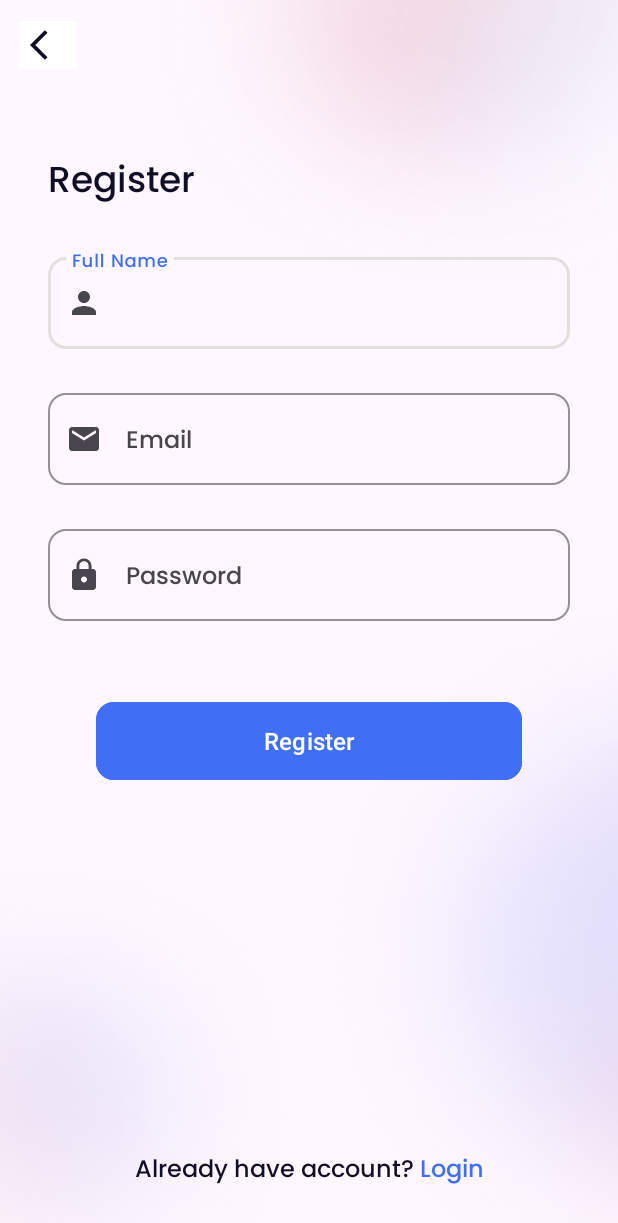
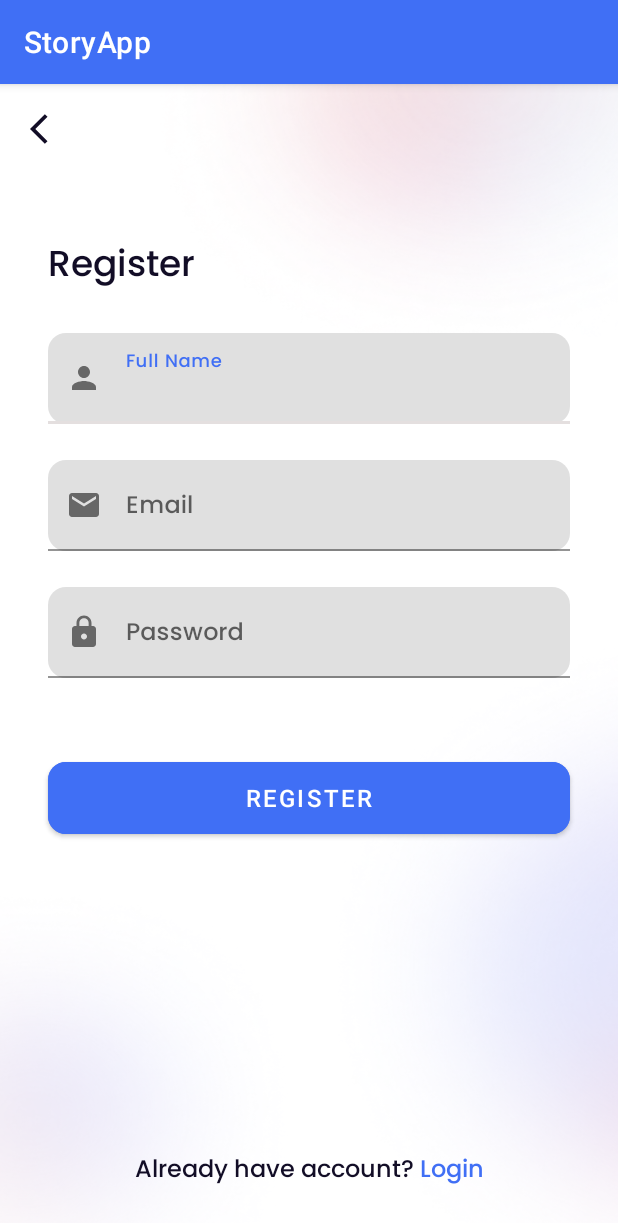
Before and after one commit to wildanfatah22/StoryAppSubmission1, an Android app: the RegisterActivity screen opened directly, with no data from a screen before it, on a phone screen of 412 x 824 dp. Shown: the top 1223 px of the screen. Run offline under Robolectric (Android 15) with nearby library versions, the phone set to English and light mode, and no system bars.

```diff
--- a/app/src/main/java/com/example/storyapp/customview/CustomPasswordEditText.kt
+++ b/app/src/main/java/com/example/storyapp/customview/CustomPasswordEditText.kt
@@ -6,7 +6,6 @@ import android.text.TextWatcher
 import android.util.AttributeSet
 import com.example.storyapp.R
 import com.google.android.material.textfield.TextInputEditText
-import com.google.android.material.textfield.TextInputLayout
 
 class CustomPasswordEditText: TextInputEditText {
     var isPasswordValid: Boolean = false
--- a/app/src/main/java/com/example/storyapp/data/api/ApiService.kt
+++ b/app/src/main/java/com/example/storyapp/data/api/ApiService.kt
@@ -8,7 +8,6 @@ import com.example.storyapp.data.response.StoryResponse
 import okhttp3.MultipartBody
 import okhttp3.RequestBody
 import retrofit2.Call
-import retrofit2.Response
 import retrofit2.http.Body
 import retrofit2.http.GET
 import retrofit2.http.Header
--- a/app/src/main/java/com/example/storyapp/data/repository/Result.kt
+++ /dev/null
@@ -1,6 +0,0 @@
-package com.example.storyapp.data.repository
-
-sealed class Result<out T : Any> {
-    data class Success<out T : Any>(val data: T) : Result<T>()
-    data class Error(val error: String) : Result<Nothing>()
-}
--- a/app/src/main/java/com/example/storyapp/view/AddStoryActivity.kt
+++ b/app/src/main/java/com/example/storyapp/view/AddStoryActivity.kt
@@ -57,7 +57,7 @@ class AddStoryActivity : AppCompatActivity() {
         setContentView(binding.root)
         buttonClicked()
 
-        setSupportActionBar(binding.toolbar)
+        supportActionBar?.title = resources.getString(R.string.post_user)
         supportActionBar?.setDisplayHomeAsUpEnabled(true)
 
         val preferences = UserPreferences.getInstance(dataStore)
--- a/app/src/main/java/com/example/storyapp/view/DetailStoryActivity.kt
+++ b/app/src/main/java/com/example/storyapp/view/DetailStoryActivity.kt
@@ -3,14 +3,11 @@ package com.example.storyapp.view
 import androidx.appcompat.app.AppCompatActivity
 import android.os.Bundle
 import android.view.MenuItem
-import android.widget.ImageView
-import android.widget.TextView
 import com.bumptech.glide.Glide
 import com.example.storyapp.R
 import com.example.storyapp.data.adapter.StoryAdapter
 import com.example.storyapp.data.response.DetailStory
 import com.example.storyapp.databinding.ActivityDetailStoryBinding
-import com.google.android.material.appbar.AppBarLayout
 
 class DetailStoryActivity : AppCompatActivity() {
 
@@ -24,7 +21,7 @@ class DetailStoryActivity : AppCompatActivity() {
 
         val story = intent.getParcelableExtra<DetailStory>(KEY_DATA) as DetailStory
         setStory(story)
-        setSupportActionBar(binding.toolbar)
+        supportActionBar?.title = getString(R.string.detail_title, story.name)
         supportActionBar?.setDisplayHomeAsUpEnabled(true)
     }
 
--- a/app/src/main/java/com/example/storyapp/view/LoginActivity.kt
+++ b/app/src/main/java/com/example/storyapp/view/LoginActivity.kt
@@ -6,8 +6,6 @@ import android.content.Context
 import android.content.Intent
 import androidx.appcompat.app.AppCompatActivity
 import android.os.Bundle
-import android.text.method.HideReturnsTransformationMethod
-import android.text.method.PasswordTransformationMethod
 import android.view.View
 import android.widget.Toast
 import androidx.datastore.core.DataStore
--- a/app/src/main/java/com/example/storyapp/view/MainActivity.kt
+++ b/app/src/main/java/com/example/storyapp/view/MainActivity.kt
@@ -35,7 +35,7 @@ class MainActivity : AppCompatActivity() {
         super.onCreate(savedInstanceState)
         binding = ActivityMainBinding.inflate(layoutInflater)
         setContentView(binding.root)
-        setSupportActionBar(binding.toolbar)
+        supportActionBar?.title = resources.getString(R.string.app_name)
         setUpUI()
 
     }
--- a/app/src/main/res/layout/activity_register.xml
+++ b/app/src/main/res/layout/activity_register.xml
@@ -4,58 +4,59 @@
     xmlns:tools="http://schemas.android.com/tools"
     android:layout_width="match_parent"
     android:layout_height="match_parent"
-    tools:context=".view.RegisterActivity"
-    android:background="@drawable/bg">
+    android:background="@drawable/bg"
+    tools:context=".view.RegisterActivity">
 
     <ImageButton
         android:id="@+id/btn_back"
         android:layout_width="wrap_content"
         android:layout_height="wrap_content"
+        android:layout_marginStart="8dp"
+        android:layout_marginTop="8dp"
+        android:backgroundTint="@color/white"
+        android:src="@drawable/ic_back"
         app:layout_constraintStart_toStartOf="parent"
-        app:layout_constraintTop_toTopOf="parent"
-        android:src="@drawable/ic_back"
-        android:backgroundTint="@color/white"
-        android:layout_marginStart="8dp"
-        android:layout_marginTop="8dp"/>
+        app:layout_constraintTop_toTopOf="parent" />
 
-    <LinearLayout
-        android:layout_width="match_parent"
-        android:layout_height="wrap_content"
-        app:layout_constraintStart_toStartOf="parent"
-        app:layout_constraintEnd_toEndOf="parent"
-        app:layout_constraintTop_toBottomOf="@id/btn_back"
-        android:layout_marginTop="50dp"
-        android:layout_marginHorizontal="32dp"
-        android:orientation="vertical">
+
     <TextView
-            android:id="@+id/tv_login"
+        android:id="@+id/tv_register"
         android:layout_width="wrap_content"
         android:layout_height="wrap_content"
+        android:layout_marginHorizontal="32dp"
+        android:layout_marginTop="50dp"
+        android:fontFamily="@font/poppins_medium"
+        android:text="@string/register"
+        android:textColor="@color/purple_black"
+        android:textSize="24sp"
         app:layout_constraintStart_toStartOf="parent"
-            android:text="@string/register"
-            android:textSize="24sp"
-            android:fontFamily="@font/poppins_medium"
-            android:textColor="@color/purple_black"/>
+        app:layout_constraintTop_toBottomOf="@id/btn_back" />
 
     <com.google.android.material.textfield.TextInputLayout
         android:id="@+id/edt_name"
         android:layout_width="match_parent"
         android:layout_height="wrap_content"
         android:layout_marginTop="24dp"
+        android:layout_marginHorizontal="32dp"
+        app:boxCornerRadiusBottomEnd="12dp"
+        app:boxCornerRadiusBottomStart="12dp"
+        app:boxCornerRadiusTopEnd="12dp"
         app:boxCornerRadiusTopStart="12dp"
-            app:boxCornerRadiusTopEnd="12dp"
-            app:boxCornerRadiusBottomStart="12dp"
-            app:boxCornerRadiusBottomEnd="12dp"
         app:boxStrokeColor="@color/light_gray"
+        app:layout_constraintEnd_toEndOf="@id/tv_register"
+        app:layout_constraintStart_toStartOf="@id/tv_register"
+        app:layout_constraintTop_toBottomOf="@id/tv_register"
+
         app:startIconDrawable="@drawable/ic_person">
+
         <com.example.storyapp.customview.CustomNameEditText
             android:id="@+id/edt_inputname"
+            style="@style/authTextBox"
             android:layout_width="match_parent"
             android:layout_height="wrap_content"
-                style="@style/authTextBox"
+            android:hint="@string/name"
             android:inputType="textPersonName"
-                android:hint="@string/name"
-                android:textColorHint="@color/light_gray"/>
+            android:textColorHint="@color/light_gray" />
     </com.google.android.material.textfield.TextInputLayout>
 
 
@@ -64,20 +65,25 @@
         android:layout_width="match_parent"
         android:layout_height="wrap_content"
         android:layout_marginTop="24dp"
+        android:layout_marginHorizontal="32dp"
+        app:boxCornerRadiusBottomEnd="12dp"
+        app:boxCornerRadiusBottomStart="12dp"
+        app:boxCornerRadiusTopEnd="12dp"
         app:boxCornerRadiusTopStart="12dp"
-            app:boxCornerRadiusTopEnd="12dp"
-            app:boxCornerRadiusBottomStart="12dp"
-            app:boxCornerRadiusBottomEnd="12dp"
         app:boxStrokeColor="@color/light_gray"
+        app:layout_constraintEnd_toEndOf="@id/edt_name"
+        app:layout_constraintStart_toStartOf="@id/edt_name"
+        app:layout_constraintTop_toBottomOf="@id/edt_name"
         app:startIconDrawable="@drawable/ic_email">
+
         <com.example.storyapp.customview.CustomEmailEditText
             android:id="@+id/edt_inputemail"
+            style="@style/authTextBox"
             android:layout_width="match_parent"
             android:layout_height="wrap_content"
-                style="@style/authTextBox"
+            android:hint="@string/email"
             android:inputType="textEmailAddress"
-                android:hint="@string/email"
-                android:textColorHint="@color/light_gray"/>
+            android:textColorHint="@color/light_gray" />
     </com.google.android.material.textfield.TextInputLayout>
 
     <com.google.android.material.textfield.TextInputLayout
@@ -85,61 +91,70 @@
         android:layout_width="match_parent"
         android:layout_height="wrap_content"
         android:layout_marginTop="24dp"
+        android:layout_marginHorizontal="32dp"
+
+        app:boxCornerRadiusBottomEnd="12dp"
+        app:boxCornerRadiusBottomStart="12dp"
+        app:boxCornerRadiusTopEnd="12dp"
         app:boxCornerRadiusTopStart="12dp"
-            app:boxCornerRadiusTopEnd="12dp"
-            app:boxCornerRadiusBottomStart="12dp"
-            app:boxCornerRadiusBottomEnd="12dp"
         app:boxStrokeColor="@color/light_gray"
+        app:layout_constraintEnd_toEndOf="@id/edt_email"
+        app:layout_constraintStart_toStartOf="@id/edt_email"
+        app:layout_constraintTop_toBottomOf="@id/edt_email"
         app:startIconDrawable="@drawable/ic_password">
+
         <com.example.storyapp.customview.CustomPasswordEditText
             android:id="@+id/edt_inputpassword"
+            style="@style/authTextBox"
             android:layout_width="match_parent"
             android:layout_height="wrap_content"
-                style="@style/authTextBox"
+            android:hint="@string/password"
             android:inputType="textPassword"
-                android:hint="@string/password"
-                android:textColorHint="@color/light_gray"/>
+            android:textColorHint="@color/light_gray" />
     </com.google.android.material.textfield.TextInputLayout>
 
     <com.google.android.material.button.MaterialButton
         android:id="@+id/btn_register"
         android:layout_width="match_parent"
         android:layout_height="60dp"
+        android:layout_marginHorizontal="32dp"
         android:layout_marginTop="50dp"
-            android:layout_marginHorizontal="32dp"
+        android:backgroundTint="@color/blue"
         android:text="@string/register"
         android:textSize="16sp"
-            android:backgroundTint="@color/blue"
-            app:cornerRadius="12dp" />
-    </LinearLayout>
+        app:cornerRadius="12dp"
+        app:layout_constraintStart_toStartOf="@id/edt_password"
+        app:layout_constraintEnd_toEndOf="@id/edt_password"
+        app:layout_constraintTop_toBottomOf="@id/edt_password" />
+
 
     <TextView
         android:id="@+id/have_acc"
         android:layout_width="wrap_content"
         android:layout_height="wrap_content"
-        app:layout_constraintEnd_toStartOf="@id/go_login"
-        app:layout_constraintStart_toStartOf="parent"
-        app:layout_constraintBottom_toBottomOf="parent"
-        android:text="@string/have_account"
         android:layout_marginEnd="4dp"
         android:layout_marginBottom="30dp"
         android:fontFamily="@font/poppins_medium"
+        android:text="@string/have_account"
+        android:textColor="@color/purple_black"
         android:textSize="16sp"
-        android:textColor="@color/purple_black"
-        app:layout_constraintHorizontal_chainStyle="packed"/>
+        app:layout_constraintBottom_toBottomOf="parent"
+        app:layout_constraintEnd_toStartOf="@id/go_login"
+        app:layout_constraintHorizontal_chainStyle="packed"
+        app:layout_constraintStart_toStartOf="parent" />
 
     <TextView
         android:id="@+id/go_login"
         android:layout_width="wrap_content"
         android:layout_height="wrap_content"
-        app:layout_constraintEnd_toEndOf="parent"
-        app:layout_constraintStart_toEndOf="@id/have_acc"
-        app:layout_constraintBottom_toBottomOf="parent"
         android:layout_marginBottom="30dp"
         android:fontFamily="@font/poppins_medium"
+        android:text="@string/login"
+        android:textColor="@color/blue"
         android:textSize="16sp"
-        android:textColor="@color/blue"
-        android:text="@string/login"/>
+        app:layout_constraintBottom_toBottomOf="parent"
+        app:layout_constraintEnd_toEndOf="parent"
+        app:layout_constraintStart_toEndOf="@id/have_acc" />
 
     <ProgressBar
         android:id="@+id/progressBar"
@@ -152,5 +167,4 @@
         app:layout_constraintStart_toStartOf="parent"
         app:layout_constraintTop_toTopOf="parent" />
 
-
 </androidx.constraintlayout.widget.ConstraintLayout>
--- a/app/src/main/res/layout/item_story.xml
+++ b/app/src/main/res/layout/item_story.xml
@@ -19,7 +19,7 @@
             app:layout_constraintTop_toTopOf="parent"
             android:scaleType="centerCrop"
 
-            tools:srcCompat="@drawable/imagetest"/>
+            tools:srcCompat="@mipmap/ic_launcher"/>
 
         <TextView
             android:id="@+id/tv_name"
--- a/app/src/main/res/values/strings.xml
+++ b/app/src/main/res/values/strings.xml
@@ -61,5 +61,7 @@
     <string name="login_error_message">The email or password you entered is incorrect, please try again</string>
     <string name="error_message">Error message: %1$s</string>
     <string name="registration_success">Yeay, account has been successfully created</string>
+    <string name="detail_title" translatable="false">%1$s Story</string>
+    <string name="post_user">Create new story</string>
 
 </resources>
--- a/app/src/main/res/values/themes.xml
+++ b/app/src/main/res/values/themes.xml
@@ -1,6 +1,6 @@
 <resources xmlns:tools="http://schemas.android.com/tools">
     <!-- Base application theme. -->
-    <style name="Base.Theme.StoryApp" parent="Theme.Material3.DayNight.NoActionBar">
+    <style name="Base.Theme.StoryApp" parent="Theme.MaterialComponents.Light.DarkActionBar">
         <!-- Customize your light theme here. -->
          <item name="colorPrimary">@color/blue</item>
          <item name="colorOnPrimary">@color/white</item>
@@ -8,8 +8,8 @@
          <item name="colorOnPrimaryContainer">@color/dark_blue</item>
 
         <item name="android:windowActivityTransitions">true</item>
-        <item name="android:windowEnterTransition">@android:transition/explode</item>
-        <item name="android:windowExitTransition">@android:transition/explode</item>
+        <item name="android:windowEnterTransition">@android:transition/slide_right</item>
+        <item name="android:windowExitTransition">@android:transition/slide_left</item>
     </style>
 
 </resources>
```
Also changed, not shown: app/src/main/java/com/example/storyapp/customview/CustomNameEditText.kt (+0 -11 lines), app/src/main/java/com/example/storyapp/view/RegisterActivity.kt (+25 -0 lines), app/src/main/res/layout/activity_add_story.xml (+2 -20 lines), app/src/main/res/layout/activity_detail_story.xml (+2 -20 lines), app/src/main/res/layout/activity_login.xml (+52 -48 lines), app/src/main/res/layout/activity_main.xml (+1 -19 lines), app/src/main/res/values/styles.xml (+10 -1 lines), app/src/main/res/drawable/imagetest.jpeg (deleted), 1 other file. Lines whose indentation alone changed are shown as unchanged.
